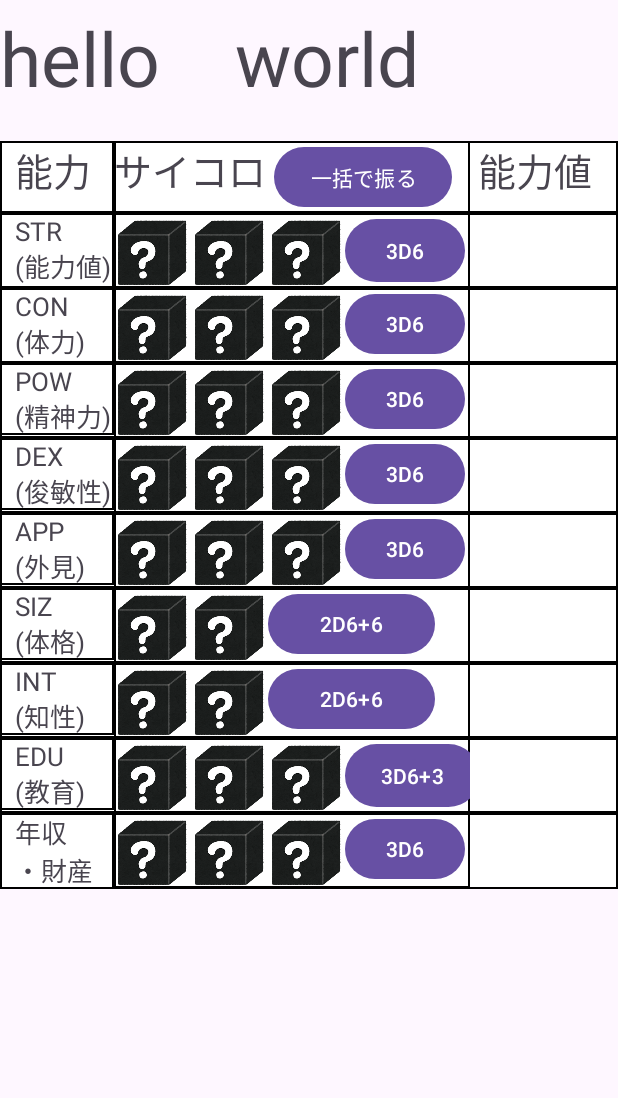
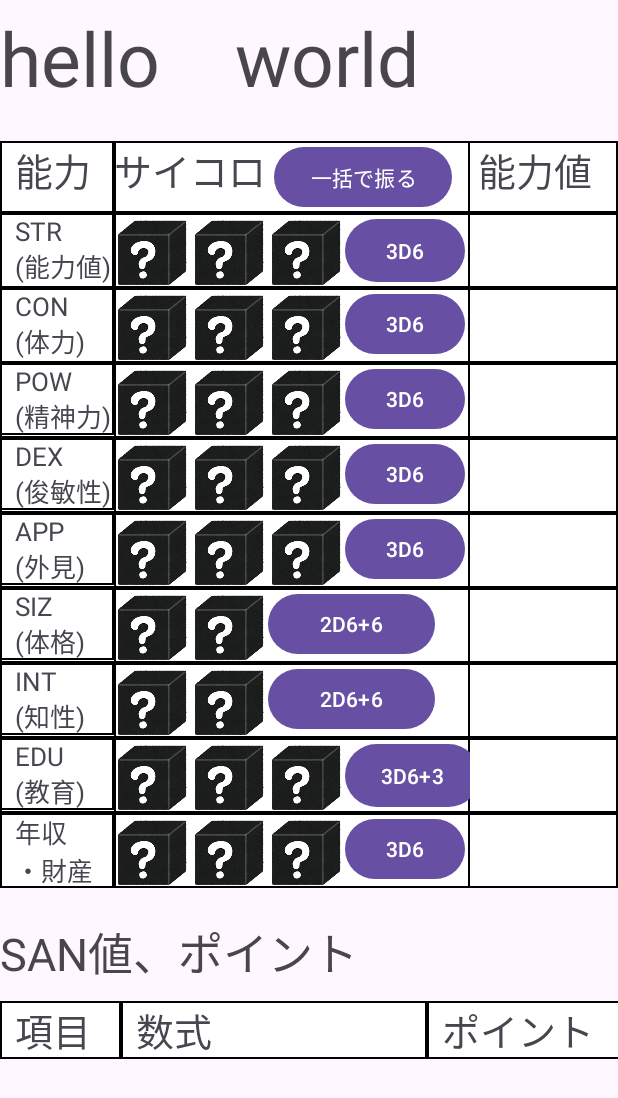
Before and after one commit to sakina-i9/Dice, an Android app: the CharacterSheetActivity screen opened directly, with no data from a screen before it, on a phone screen of 412 x 824 dp. Shown: the top 1098 px of the screen. Run offline under Robolectric (Android 15) with nearby library versions, the phone set to English and light mode, and no system bars.

Commit message:
キャラクターシート画面（項目追加）

```diff
--- a/app/src/main/res/layout/character_sheet.xml
+++ b/app/src/main/res/layout/character_sheet.xml
@@ -1,9 +1,15 @@
 <?xml version="1.0" encoding="utf-8"?>
-<LinearLayout xmlns:android="http://schemas.android.com/apk/res/android"
-    android:orientation="vertical"
+<ScrollView xmlns:android="http://schemas.android.com/apk/res/android"
+    xmlns:tools="http://schemas.android.com/tools"
+    android:id="@+id/character_sheet"
     android:layout_width="match_parent"
     android:layout_height="match_parent"
-    android:id="@+id/character_sheet">
+    tools:context=".CharacterSheetActivity">
+
+    <LinearLayout
+        android:layout_width="match_parent"
+        android:layout_height="match_parent"
+        android:orientation="vertical">
 
         <TextView
             android:layout_width="wrap_content"
@@ -14,7 +20,7 @@
 
         <TableLayout
             android:layout_width="match_parent"
-        android:layout_height="match_parent">
+            android:layout_height="498dp">
 
             <TableRow
                 android:layout_width="match_parent"
@@ -24,10 +30,10 @@
                 <TextView
                     android:layout_width="76dp"
                     android:layout_height="match_parent"
+                    android:background="@drawable/shape_outer_frame"
                     android:paddingLeft="10dp"
                     android:text="@string/ability"
-                android:textSize="25dp"
-                android:background="@drawable/shape_outer_frame"/>
+                    android:textSize="25dp" />
 
                 <LinearLayout
                     android:layout_width="235dp"
@@ -107,9 +113,9 @@
 
                 <TextView
                     android:id="@+id/str_sum"
+                    android:layout_width="wrap_content"
                     android:layout_height="wrap_content"
-                android:layout_width="wrap_content"
-                android:text=""/>
+                    android:text="" />
 
             </TableRow>
 
@@ -160,9 +166,9 @@
 
                 <TextView
                     android:id="@+id/con_sum"
+                    android:layout_width="wrap_content"
                     android:layout_height="wrap_content"
-                android:layout_width="wrap_content"
-                android:text=""/>
+                    android:text="" />
             </TableRow>
 
             <TableRow
@@ -176,7 +182,7 @@
                     android:background="@drawable/shape_outer_frame"
                     android:paddingLeft="10dp"
                     android:text="@string/pow"
-            android:textSize="17dp"/>
+                    android:textSize="17dp" />
 
                 <LinearLayout
                     android:layout_width="237dp"
@@ -212,9 +218,9 @@
 
                 <TextView
                     android:id="@+id/pow_sum"
+                    android:layout_width="wrap_content"
                     android:layout_height="wrap_content"
-                android:layout_width="wrap_content"
-                android:text=""/>
+                    android:text="" />
 
             </TableRow>
 
@@ -229,7 +235,7 @@
                     android:background="@drawable/shape_outer_frame"
                     android:paddingLeft="10dp"
                     android:text="@string/dex"
-            android:textSize="17dp"/>
+                    android:textSize="17dp" />
 
                 <LinearLayout
                     android:layout_width="237dp"
@@ -265,9 +271,9 @@
 
                 <TextView
                     android:id="@+id/dex_sum"
+                    android:layout_width="wrap_content"
                     android:layout_height="wrap_content"
-                android:layout_width="wrap_content"
-                android:text=""/>
+                    android:text="" />
 
             </TableRow>
 
@@ -282,7 +288,7 @@
                     android:background="@drawable/shape_outer_frame"
                     android:paddingLeft="10dp"
                     android:text="@string/app"
-            android:textSize="17dp"/>
+                    android:textSize="17dp" />
 
                 <LinearLayout
                     android:layout_width="237dp"
@@ -318,9 +324,9 @@
 
                 <TextView
                     android:id="@+id/App_sum"
+                    android:layout_width="wrap_content"
                     android:layout_height="wrap_content"
-                android:layout_width="wrap_content"
-                android:text=""/>
+                    android:text="" />
 
             </TableRow>
 
@@ -332,10 +338,10 @@
                 <TextView
                     android:layout_width="wrap_content"
                     android:layout_height="wrap_content"
+                    android:background="@drawable/shape_outer_frame"
                     android:paddingLeft="10dp"
-            android:background="@drawable/shape_outer_frame"
                     android:text="@string/siz"
-            android:textSize="17dp"/>
+                    android:textSize="17dp" />
 
                 <LinearLayout
                     android:layout_width="237dp"
@@ -365,9 +371,9 @@
 
                 <TextView
                     android:id="@+id/app_sum"
+                    android:layout_width="wrap_content"
                     android:layout_height="wrap_content"
-                android:layout_width="wrap_content"
-                android:text=""/>
+                    android:text="" />
 
             </TableRow>
 
@@ -382,7 +388,7 @@
                     android:background="@drawable/shape_outer_frame"
                     android:paddingLeft="10dp"
                     android:text="@string/Int"
-            android:textSize="17dp"/>
+                    android:textSize="17dp" />
 
                 <LinearLayout
                     android:layout_width="237dp"
@@ -412,9 +418,9 @@
 
                 <TextView
                     android:id="@+id/Int_sum"
+                    android:layout_width="wrap_content"
                     android:layout_height="wrap_content"
-                android:layout_width="wrap_content"
-                android:text=""/>
+                    android:text="" />
 
             </TableRow>
 
@@ -465,9 +471,9 @@
 
                 <TextView
                     android:id="@+id/edu_sum"
+                    android:layout_width="wrap_content"
                     android:layout_height="wrap_content"
-                android:layout_width="wrap_content"
-                android:text=""/>
+                    android:text="" />
 
             </TableRow>
 
@@ -482,7 +488,7 @@
                     android:background="@drawable/shape_outer_frame"
                     android:paddingLeft="10dp"
                     android:text="@string/assets"
-            android:textSize="17dp"/>
+                    android:textSize="17dp" />
 
                 <LinearLayout
                     android:layout_width="237dp"
@@ -518,11 +524,59 @@
 
                 <TextView
                     android:id="@+id/assets_sum"
+                    android:layout_width="wrap_content"
                     android:layout_height="wrap_content"
-            android:layout_width="wrap_content"
-            android:text=""/>
+                    android:text="" />
 
             </TableRow>
         </TableLayout>
 
+        <TextView
+            android:layout_width="wrap_content"
+            android:layout_height="wrap_content"
+            android:layout_marginTop="20dp"
+            android:text="@string/san"
+            android:textSize="30dp"/>
+
+        <TableLayout
+            android:layout_height="wrap_content"
+            android:layout_width="match_parent"
+            android:layout_marginTop="10dp">
+
+            <TableRow
+                android:layout_width="match_parent"
+                android:layout_height="match_parent"
+                android:background="@drawable/shape_outer_frame">
+
+                <TextView
+                    android:layout_height="match_parent"
+                    android:layout_width="wrap_content"
+                    android:text="@string/item"
+                    android:background="@drawable/shape_outer_frame"
+                    android:paddingRight="20dp"
+                    android:paddingLeft="10dp"
+                    android:textSize="25dp"/>
+
+                <TextView
+                    android:layout_width="204dp"
+                    android:layout_height="match_parent"
+                    android:background="@drawable/shape_outer_frame"
+                    android:paddingLeft="10dp"
+                    android:text="@string/formula"
+                    android:textSize="25dp" />
+
+                <TextView
+                    android:layout_width="132dp"
+                    android:layout_height="match_parent"
+                    android:background="@drawable/shape_outer_frame"
+                    android:paddingLeft="10dp"
+                    android:text="@string/point"
+                    android:textSize="25dp" />
+
+            </TableRow>
+
+        </TableLayout>
+
+
     </LinearLayout>
+</ScrollView>
--- a/app/src/main/res/values/strings.xml
+++ b/app/src/main/res/values/strings.xml
@@ -17,4 +17,10 @@
     <string name="shake">3D6</string>
     <string name="shake2">2D6+6</string>
     <string name="shake3">3D6+3</string>
+    <string name="nametext">名前を入力</string>
+    <string name="save">保存</string>
+    <string name="san">SAN値、ポイント</string>
+    <string name="item">項目</string>
+    <string name="formula">数式</string>
+    <string name="point">ポイント</string>
 </resources>
```
Lines whose indentation alone changed are shown as unchanged.
